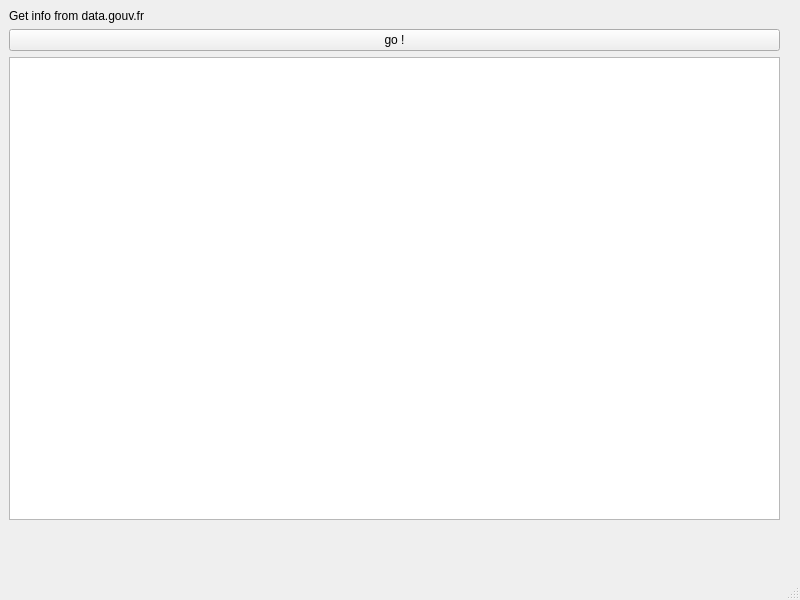
This is app.ui in flrt/test-pyqt-deploy as Qt 5 draws it before an edit. The edited form follows.
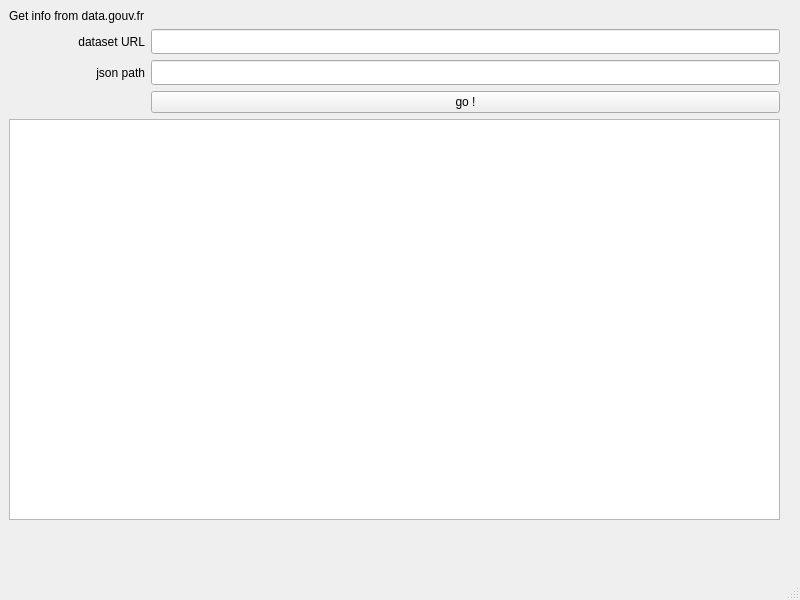
This is the edited form.

Patch:
```diff
--- a/app.ui
+++ b/app.ui
@@ -24,6 +24,26 @@
      </rect>
     </property>
     <layout class="QGridLayout" name="gridLayout">
+     <item row="5" column="0">
+      <layout class="QHBoxLayout" name="horizontalLayout"/>
+     </item>
+     <item row="6" column="1">
+      <widget class="QPushButton" name="pushButton">
+       <property name="text">
+        <string>go !</string>
+       </property>
+      </widget>
+     </item>
+     <item row="3" column="1">
+      <widget class="QLineEdit" name="jsonpathEdit">
+       <property name="font">
+        <font>
+         <family>DejaVu Sans Mono</family>
+         <pointsize>10</pointsize>
+        </font>
+       </property>
+      </widget>
+     </item>
      <item row="0" column="0">
       <widget class="QLabel" name="label">
        <property name="text">
@@ -31,13 +51,36 @@
        </property>
       </widget>
      </item>
-     <item row="2" column="0">
+     <item row="7" column="0" colspan="2">
       <widget class="QListView" name="listView"/>
      </item>
+     <item row="3" column="0">
+      <widget class="QLabel" name="label_2">
+       <property name="text">
+        <string>json path</string>
+       </property>
+       <property name="alignment">
+        <set>Qt::AlignRight|Qt::AlignTrailing|Qt::AlignVCenter</set>
+       </property>
+      </widget>
+     </item>
      <item row="1" column="0">
-      <widget class="QPushButton" name="pushButton">
+      <widget class="QLabel" name="label_3">
        <property name="text">
-        <string>go !</string>
+        <string>dataset URL</string>
+       </property>
+       <property name="alignment">
+        <set>Qt::AlignRight|Qt::AlignTrailing|Qt::AlignVCenter</set>
+       </property>
+      </widget>
+     </item>
+     <item row="1" column="1">
+      <widget class="QLineEdit" name="urlEdit">
+       <property name="font">
+        <font>
+         <family>DejaVu Sans Mono</family>
+         <pointsize>10</pointsize>
+        </font>
        </property>
       </widget>
      </item>
```
Left out of the diff: 2 changed lines with no effect on the pictures.
